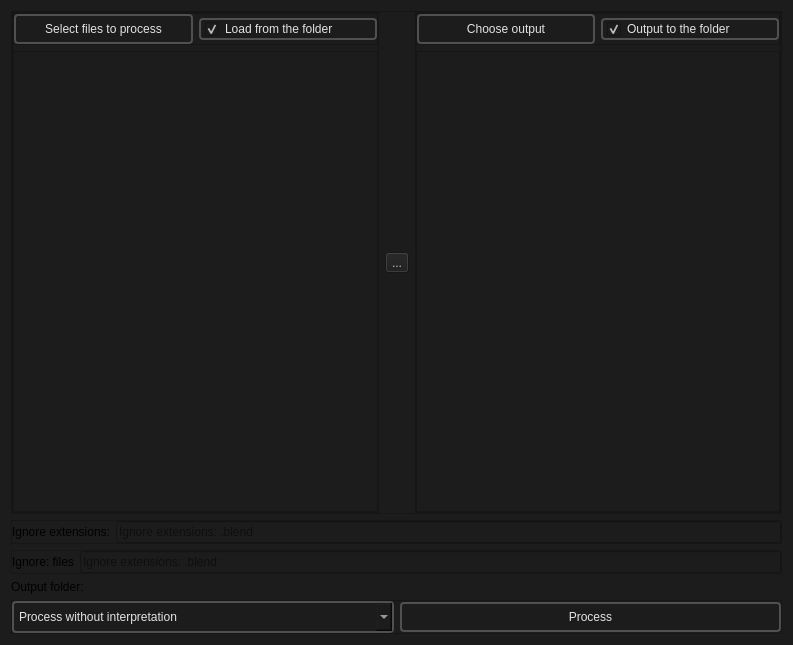
dertwist/Hammer5Tools, file src/batch_creator/dialog.ui: the form before one commit.
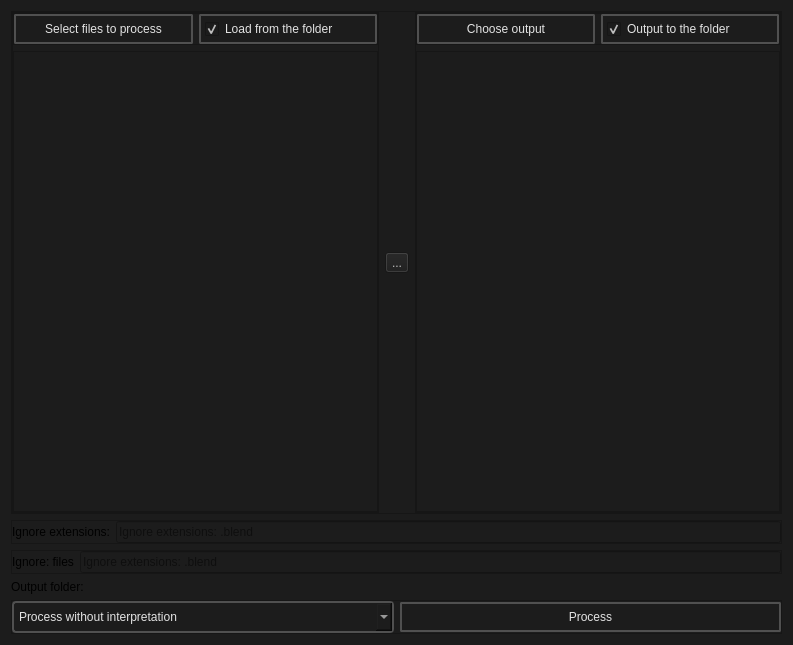
The form after the commit. Icons and pictures are not drawn.

Commit message: batch creator dialog stylesheet update

The edit to the form file:
```diff
--- a/src/batch_creator/dialog.ui
+++ b/src/batch_creator/dialog.ui
@@ -93,15 +93,13 @@
             <item>
              <widget class="QPushButton" name="select_files_to_process_button">
               <property name="styleSheet">
-               <string notr="true">
-    /* QPushButton default and hover styles */
-    QPushButton {
+               <string notr="true">    QPushButton {
 
-        font: 600 10pt &quot;Segoe UI&quot;;
+        font: 580 9pt &quot;Segoe UI&quot;;
 	
 
         border: 2px solid black;
-        border-radius: 4px;
+        border-radius: 2px;
         border-color: rgba(80, 80, 80, 255);
         height:22px;
         padding-top: 2px;
@@ -122,7 +120,11 @@
         margin-left: 2px;
         margin-right: 2px;
 
-    }</string>
+    }
+QPushButton:disabled {
+color: gray;
+ background-color: #2C2C2C;
+}</string>
               </property>
               <property name="text">
                <string>Select files to process</string>
@@ -136,34 +138,32 @@
               </property>
               <property name="styleSheet">
                <string notr="true">QCheckBox {
-    font: 700 10pt &quot;Segoe UI&quot;;
-    border: 2px solid black;
-    border-radius: 4px;
-    border-color: rgba(80, 80, 80, 255);
-    height:14px;
-    padding-top: 2px;
-    padding-bottom:2px;
-    color: #E3E3E3;
-    background-color: #1C1C1C;
-    padding-left: 4px;
-}
 
-QCheckBox::indicator:unchecked {
-    image: url(://icons/check_box_outline_blank_16dp_9D9D9D_FILL0_wght400_GRAD0_opsz20.svg);
-}
+        font: 580 10pt &quot;Segoe UI&quot;;
 
-QCheckBox::indicator:checked {
-    image: url(://icons/select_check_box_16dp_9D9D9D_FILL0_wght400_GRAD0_opsz20.svg);
-}
+        border: 2px solid black;
+        border-radius: 2px;
+        border-color: rgba(80, 80, 80, 255);
+        height:22px;
+        padding-top: 2px;
+        padding-bottom:2px;
+        padding-left: 4px;
+        padding-right: 4px;
+        color: #E3E3E3;
+        background-color: #1C1C1C;
+    }
+    QCheckBox:hover {
+        background-color: #414956;
+        color: white;
+    }
+    QCheckBox:pressed {
 
-/* -------------------------- */
+    }
 
-
-QCheckBox:hover {
-    background-color: #414956;
-    color: white;
-}
-</string>
+QCheckBox:disabled {
+color: gray;
+ background-color: #2C2C2C;
+}</string>
               </property>
               <property name="text">
                <string>Load from the folder</string>
@@ -253,15 +253,13 @@
             <item>
              <widget class="QPushButton" name="choose_output_button">
               <property name="styleSheet">
-               <string notr="true">
-    /* QPushButton default and hover styles */
-    QPushButton {
+               <string notr="true">    QPushButton {
 
-        font: 600 10pt &quot;Segoe UI&quot;;
+        font: 580 9pt &quot;Segoe UI&quot;;
 	
 
         border: 2px solid black;
-        border-radius: 4px;
+        border-radius: 2px;
         border-color: rgba(80, 80, 80, 255);
         height:22px;
         padding-top: 2px;
@@ -282,7 +280,11 @@
         margin-left: 2px;
         margin-right: 2px;
 
-    }</string>
+    }
+QPushButton:disabled {
+color: gray;
+ background-color: #2C2C2C;
+}</string>
               </property>
               <property name="text">
                <string>Choose output</string>
@@ -293,34 +295,32 @@
              <widget class="QCheckBox" name="output_to_the_folder_checkBox">
               <property name="styleSheet">
                <string notr="true">QCheckBox {
-    font: 700 10pt &quot;Segoe UI&quot;;
-    border: 2px solid black;
-    border-radius: 4px;
-    border-color: rgba(80, 80, 80, 255);
-    height:14px;
-    padding-top: 2px;
-    padding-bottom:2px;
-    color: #E3E3E3;
-    background-color: #1C1C1C;
-    padding-left: 4px;
-}
 
-QCheckBox::indicator:unchecked {
-    image: url(://icons/check_box_outline_blank_16dp_9D9D9D_FILL0_wght400_GRAD0_opsz20.svg);
-}
+        font: 580 10pt &quot;Segoe UI&quot;;
 
-QCheckBox::indicator:checked {
-    image: url(://icons/select_check_box_16dp_9D9D9D_FILL0_wght400_GRAD0_opsz20.svg);
-}
+        border: 2px solid black;
+        border-radius: 2px;
+        border-color: rgba(80, 80, 80, 255);
+        height:22px;
+        padding-top: 2px;
+        padding-bottom:2px;
+        padding-left: 4px;
+        padding-right: 4px;
+        color: #E3E3E3;
+        background-color: #1C1C1C;
+    }
+    QCheckBox:hover {
+        background-color: #414956;
+        color: white;
+    }
+    QCheckBox:pressed {
 
-/* -------------------------- */
+    }
 
-
-QCheckBox:hover {
-    background-color: #414956;
-    color: white;
-}
-</string>
+QCheckBox:disabled {
+color: gray;
+ background-color: #2C2C2C;
+}</string>
               </property>
               <property name="text">
                <string>Output to the folder</string>
@@ -551,15 +551,13 @@
       <item>
        <widget class="QPushButton" name="process_button">
         <property name="styleSheet">
-         <string notr="true">
-    /* QPushButton default and hover styles */
-    QPushButton {
+         <string notr="true">    QPushButton {
 
-        font: 600 10pt &quot;Segoe UI&quot;;
+        font: 580 9pt &quot;Segoe UI&quot;;
 	
 
         border: 2px solid black;
-        border-radius: 4px;
+        border-radius: 2px;
         border-color: rgba(80, 80, 80, 255);
         height:22px;
         padding-top: 2px;
@@ -580,7 +578,11 @@
         margin-left: 2px;
         margin-right: 2px;
 
-    }</string>
+    }
+QPushButton:disabled {
+color: gray;
+ background-color: #2C2C2C;
+}</string>
         </property>
         <property name="text">
          <string>Process</string>
```
Left out of the diff: 34 changed lines with no effect on the pictures. The commit also changes 1 other file.
